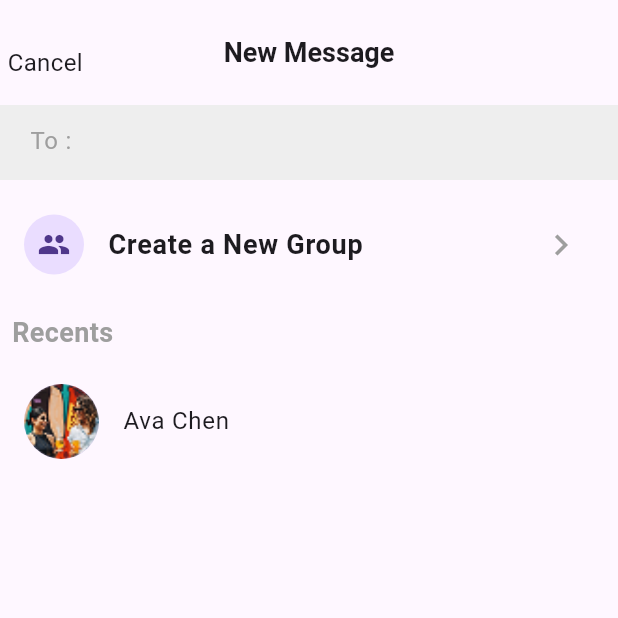
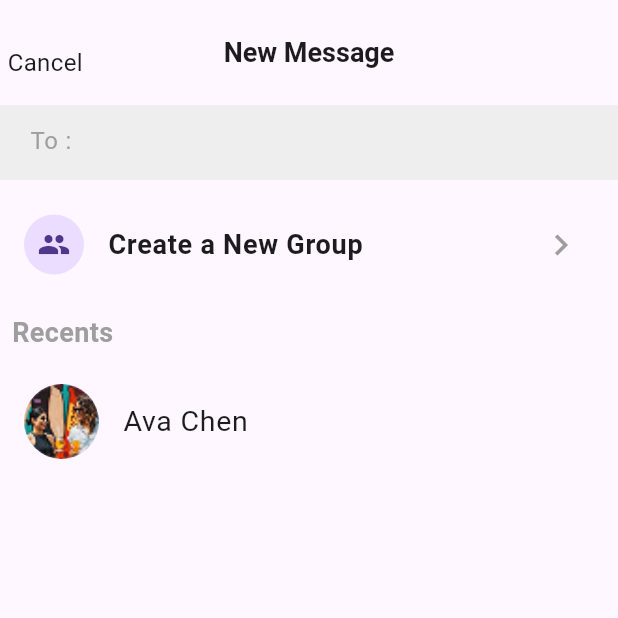
Before and after one commit to AthiraaAthi/messenger_ui, a Flutter app: the NewMessageScreen screen opened directly, on a phone screen of 412 x 824 dp, the top half of it. Run offline on Flutter 3.47's test engine with Material 3 defaults, Android fonts, the phone set to English and light mode, and no system bars.

Commit message:
added font size to title in ListTile on NewMessageScreen for improved readability

```diff
--- a/lib/view/home_screen/new_msg.dart
+++ b/lib/view/home_screen/new_msg.dart
@@ -102,7 +102,9 @@ class NewMessageScreen extends StatelessWidget {
             ),
             title: Text(
               "Ava Chen",
-              style: TextStyle(),
+              style: TextStyle(
+                fontSize: 19,
+              ),
             ),
           )
         ],
```
